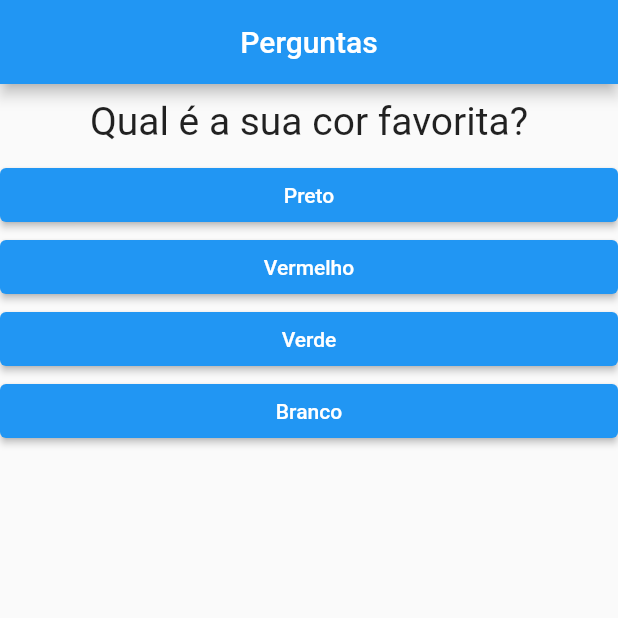
After one commit to absjuniordev/projeto_perguntas, a Flutter app: the screen it shows after launch, on a phone screen of 412 x 824 dp, the top half of it. The commit adds this screen. Run offline on Flutter 3.47's test engine with Material 2 defaults, Android fonts, the phone set to English and light mode, and no system bars.

Commit message:
Widget Questionario

```diff
--- a/lib/main.dart
+++ b/lib/main.dart
@@ -1,7 +1,6 @@
 import 'package:flutter/material.dart';
-import './questao.dart';
-import './resposta.dart';
 import 'resultado.dart';
+import './questionario.dart';
 
 void main() => runApp(const PerguntaApp());
 
@@ -38,22 +37,14 @@ class _PerguntaAppState extends State<PerguntaApp> {
   }
 
   Widget build(BuildContext context) {
-    List<String> respostas = temPerguntaSelecionada
-        ? _perguntas[_perguntaSelecionada].cast()['respostas']
-        : [];
-
     return MaterialApp(
       home: Scaffold(
         appBar: AppBar(centerTitle: true, title: const Text('Perguntas')),
         body: temPerguntaSelecionada
-            ? Column(
-                children: [
-                  Questao(_perguntas[_perguntaSelecionada]['texto'].toString()),
-                  ...respostas
-                      .map((e) => Resposta(e, _responder))
-                      .toList(), //spread
-                ],
-              )
+            ? Questionario(
+                perguntas: _perguntas,
+                perguntaSelecionada: _perguntaSelecionada,
+                quandoResponder: _responder)
             : const Resultado(),
       ),
     );
--- /dev/null
+++ b/lib/questionario.dart
@@ -0,0 +1,32 @@
+import 'package:flutter/material.dart';
+import './questao.dart';
+import './resposta.dart';
+
+class Questionario extends StatelessWidget {
+  final List<Map<String, Object>> perguntas;
+  final int perguntaSelecionada;
+  final void Function() quandoResponder;
+
+  const Questionario(
+      //nomeado
+      {required this.perguntas,
+      required this.perguntaSelecionada,
+      required this.quandoResponder});
+
+  bool get temPerguntaSelecionada {
+    return perguntaSelecionada < perguntas.length;
+  }
+
+  @override
+  Widget build(BuildContext context) {
+    List<String> respostas = temPerguntaSelecionada
+        ? perguntas[perguntaSelecionada].cast()['respostas']
+        : [];
+    return Column(
+      children: [
+        Questao(perguntas[perguntaSelecionada]['texto'].toString()),
+        ...respostas.map((e) => Resposta(e, quandoResponder)).toList(), //spread
+      ],
+    );
+  }
+}
```
